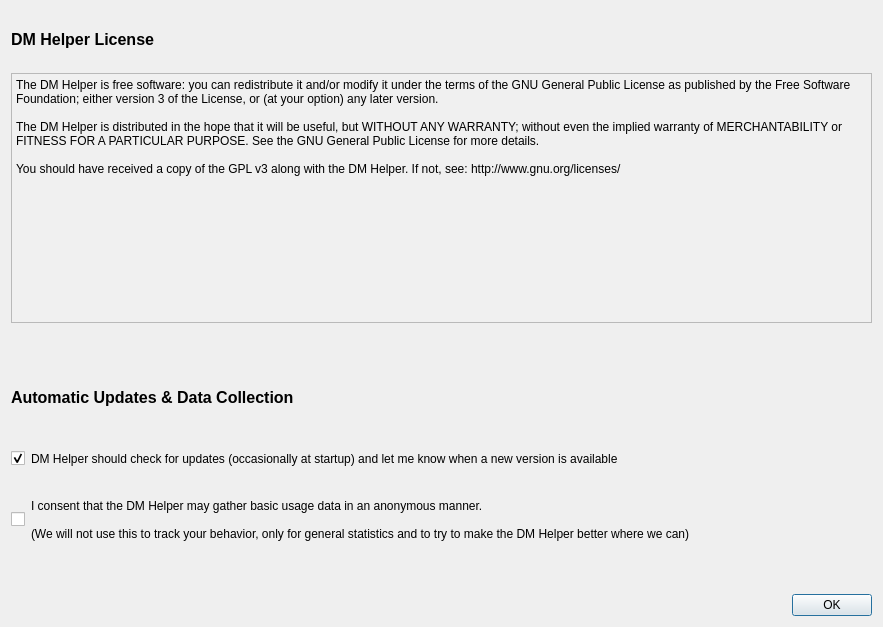
Old version of the form DMHelper/src/legaldialog.ui in the repository MMetze/DMHelper.
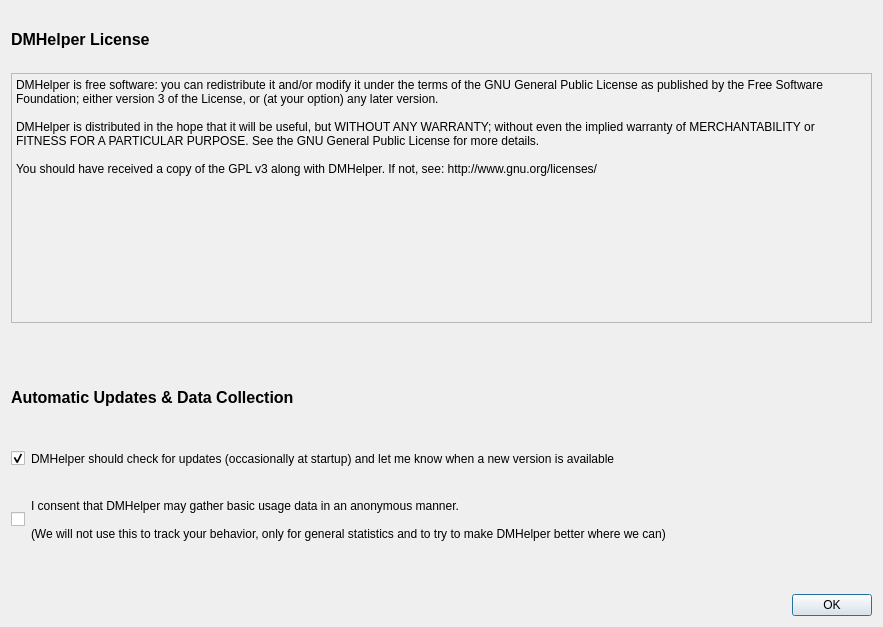
New version of the form.

Commit message: Updated branding DM Helper --> DMHelper

```diff
--- a/DMHelper/src/legaldialog.ui
+++ b/DMHelper/src/legaldialog.ui
@@ -24,7 +24,7 @@
       </font>
      </property>
      <property name="text">
-      <string>DM Helper License</string>
+      <string>DMHelper License</string>
      </property>
     </widget>
    </item>
@@ -55,11 +55,11 @@
       <bool>true</bool>
      </property>
      <property name="plainText">
-      <string>The DM Helper is free software: you can redistribute it and/or modify it under the terms of the GNU General Public License as published by the Free Software Foundation; either version 3 of the License, or (at your option) any later version.
+      <string>DMHelper is free software: you can redistribute it and/or modify it under the terms of the GNU General Public License as published by the Free Software Foundation; either version 3 of the License, or (at your option) any later version.
 
-The DM Helper is distributed in the hope that it will be useful, but WITHOUT ANY WARRANTY; without even the implied warranty of MERCHANTABILITY or FITNESS FOR A PARTICULAR PURPOSE. See the GNU General Public License for more details.
+DMHelper is distributed in the hope that it will be useful, but WITHOUT ANY WARRANTY; without even the implied warranty of MERCHANTABILITY or FITNESS FOR A PARTICULAR PURPOSE. See the GNU General Public License for more details.
 
-You should have received a copy of the GPL v3 along with the DM Helper. If not, see: http://www.gnu.org/licenses/</string>
+You should have received a copy of the GPL v3 along with DMHelper. If not, see: http://www.gnu.org/licenses/</string>
      </property>
     </widget>
    </item>
@@ -120,7 +120,7 @@
         </sizepolicy>
        </property>
        <property name="text">
-        <string>DM Helper should check for updates (occasionally at startup) and let me know when a new version is available</string>
+        <string>DMHelper should check for updates (occasionally at startup) and let me know when a new version is available</string>
        </property>
        <property name="wordWrap">
         <bool>true</bool>
@@ -161,7 +161,7 @@
           </sizepolicy>
          </property>
          <property name="text">
-          <string>I consent that the DM Helper may gather basic usage data in an anonymous manner.</string>
+          <string>I consent that DMHelper may gather basic usage data in an anonymous manner.</string>
          </property>
          <property name="wordWrap">
           <bool>true</bool>
@@ -177,7 +177,7 @@
           </sizepolicy>
          </property>
          <property name="text">
-          <string>(We will not use this to track your behavior, only for general statistics and to try to make the DM Helper better where we can)</string>
+          <string>(We will not use this to track your behavior, only for general statistics and to try to make DMHelper better where we can)</string>
          </property>
          <property name="wordWrap">
           <bool>true</bool>
```
The commit also changes 32 other files.
